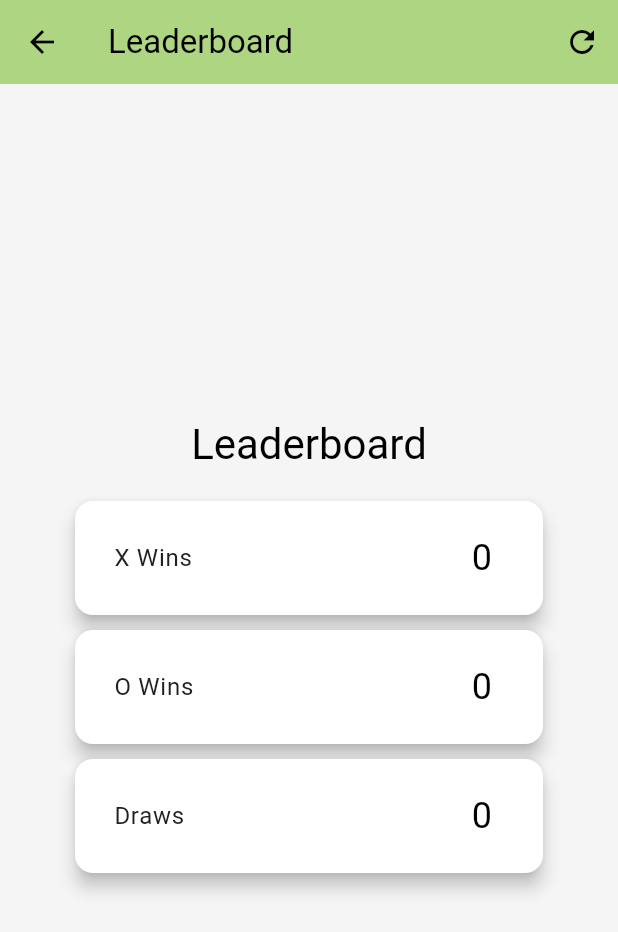
After one commit to harshagnihotri10/MarbleMind, a Flutter app: the GameBoard screen opened directly, after a tap on "Leaderboard", on a phone screen of 412 x 824 dp. The commit adds this screen. Shown: the top 932 px of the screen. Run offline on Flutter 3.47's test engine with Material 3 defaults, Android fonts, the phone set to English and light mode, and no system bars; our stand-ins replace shared_preferences; accounts and stored records are empty.

Commit message:
Implemented Leaderboard and improved gamestats functionality

```diff
--- a/marblemind_app/lib/main.dart
+++ b/marblemind_app/lib/main.dart
@@ -1,5 +1,4 @@
 import 'package:flutter/material.dart';
-import 'screens/game_board.dart';
 import 'screens/main_menu.dart';
 
 void main() {
--- a/marblemind_app/lib/screens/game_board.dart
+++ b/marblemind_app/lib/screens/game_board.dart
@@ -1,12 +1,13 @@
 import 'package:flutter/material.dart';
-import 'package:shared_preferences/shared_preferences.dart';
 import 'dart:async';
 import 'main_menu.dart';
+import 'leaderboard.dart';
 import '../models/cell.dart';
 import '../widgets/game_grid.dart';
 import '../widgets/dialogs.dart';
 import '../utils/timer_utils.dart';
 import '../utils/game_logic.dart';
+import '../utils/stats_manager.dart';
 
 class GameBoard extends StatefulWidget {
   const GameBoard({super.key});
@@ -25,11 +26,7 @@ class GameBoardState extends State<GameBoard> {
   List<Cell> winningCells = [];
 
   GameLogic gameLogic = GameLogic();
-
-  // Add variables for game stats
-  int _xWins = 0;
-  int _oWins = 0;
-  int _draws = 0;
+  StatsManager statsManager = StatsManager();
 
   @override
   void initState() {
@@ -46,50 +43,6 @@ class GameBoardState extends State<GameBoard> {
     setState(() {
       _turnTimeLeft = timeLeft;
     });
-  }
-
-  // Load the statistics from SharedPreferences
-  void _loadStats() async {
-    final prefs = await SharedPreferences.getInstance();
-    setState(() {
-      _xWins = prefs.getInt('xWins') ?? 0;
-      _oWins = prefs.getInt('oWins') ?? 0;
-      _draws = prefs.getInt('draws') ?? 0;
-    });
-  }
-
-  // Save the statistics to SharedPreferences
-  void _saveStats() async {
-    final prefs = await SharedPreferences.getInstance();
-    prefs.setInt('xWins', _xWins);
-    prefs.setInt('oWins', _oWins);
-    prefs.setInt('draws', _draws);
-  }
-
-  // Reset the game state
-  void _resetGameState() {
-    setState(() {
-      for (var row in _grid) {
-        for (var cell in row) {
-          cell.marble = null;
-        }
-      }
-      // Reset all cells
-      currentPlayer = 'X'; // Reset the starting player
-      gameOver = false; // Game is not over
-      winningCells.clear(); // Clear any winning cells from the previous round
-      _turnTimeLeft = 30; // Reset the timer to its original value
-    });
-    startTurnTimer(this); // Restart the timer
-  }
-
-  // Navigate to main menu or exit
-  void _navigateToMainMenu() {
-    Navigator.of(context).pushReplacement(
-
-      MaterialPageRoute(builder: (context) => const MainMenu()),
-
-    );
   }
 
   // Switch turn and reset the timer
@@ -128,8 +81,8 @@ class GameBoardState extends State<GameBoard> {
         gameOver = true;
         stopTurnTimer(this);
         _highlightWinningCells(); // Highlight the winning cells
-        showWinnerDialog(context, winningPlayer,
-            _resetGameState, _navigateToMainMenu); // Show the correct winning player's name
+        showWinnerDialog(context, winningPlayer, _resetGameState,
+            _navigateToMainMenu); // Show the correct winning player's name
         _updateStats(winningPlayer);
       } else if (GameLogic.checkForDraw(_grid)) {
         // New Draw Condition Check
@@ -144,22 +97,43 @@ class GameBoardState extends State<GameBoard> {
     }
   }
 
+  // Reset the game state
+  void _resetGameState() {
+    setState(() {
+      for (var row in _grid) {
+        for (var cell in row) {
+          cell.marble = null;
+        }
+      }
+      // Reset all cells
+      currentPlayer = 'X'; // Reset the starting player
+      gameOver = false; // Game is not over
+      winningCells.clear(); // Clear any winning cells from the previous round
+      _turnTimeLeft = 30; // Reset the timer to its original value
+    });
+
+    setState(() {});      // Refresh UI after resetting stats
+    startTurnTimer(this); // Restart the timer
+  }
+
+  Future<void> _loadStats() async {
+    await statsManager.loadStats();
+    setState(() {}); // Trigger a UI update after loading stats
+  }
+
   // Update the stats based on the result
   void _updateStats(String result) {
-    if (result == 'X') {
-      setState(() {
-        _xWins++;
-      });
-    } else if (result == 'O') {
-      setState(() {
-        _oWins++;
-      });
-    } else {
-      setState(() {
-        _draws++;
-      });
-    }
-    _saveStats(); // Save the updated stats
+    statsManager.updateStats(result);
+    statsManager.saveStats();
+    setState(() {}); // Refresh UI to show updated stats
+  }
+
+  // Stats display section in the UI
+  Widget _buildStatsDisplay() {
+    return Text(
+      'X Wins: ${statsManager.xWins} | O Wins: ${statsManager.oWins} | Draws: ${statsManager.draws}',
+      style: Theme.of(context).textTheme.bodyLarge,
+    );
   }
 
   // Winner and game over check
@@ -171,8 +145,8 @@ class GameBoardState extends State<GameBoard> {
 
   void _showWinnerDialog() {
     stopTurnTimer(this);
-    showWinnerDialog(context, currentPlayer,
-        _resetGameState, _navigateToMainMenu); // Using a dialog widget from dialogs.dart
+    showWinnerDialog(context, currentPlayer, _resetGameState,
+        _navigateToMainMenu); // Using a dialog widget from dialogs.dart
   }
 
   // Method to Show Draw Dialog
@@ -194,8 +168,16 @@ class GameBoardState extends State<GameBoard> {
         });
       }
 
-      showWinnerDialog(context, winningPlayer, _resetGameState, _navigateToMainMenu);
+      showWinnerDialog(
+          context, winningPlayer, _resetGameState, _navigateToMainMenu);
     }
+  }
+
+  // Navigate to main menu or exit
+  void _navigateToMainMenu() {
+    Navigator.of(context).pushReplacement(
+      MaterialPageRoute(builder: (context) => const MainMenu()),
+    );
   }
 
   @override
@@ -226,8 +208,7 @@ class GameBoardState extends State<GameBoard> {
               winningCells: winningCells, // Pass the winning cells to GameGrid
             ),
             const SizedBox(height: 20),
-            // Stats Section
-            Text('X Wins: $_xWins | O Wins: $_oWins | Draws: $_draws'),
+            _buildStatsDisplay(),
             Row(
               mainAxisAlignment: MainAxisAlignment.center,
               children: [
@@ -256,10 +237,10 @@ class GameBoardState extends State<GameBoard> {
                 ElevatedButton(
                   onPressed: () {
                     showConfirmationDialog(
-                        context,
-                        'Confirm Main Menu',
-                        'Are you sure you want to go to the main menu?',
-                        () {
+                      context,
+                      'Confirm Main Menu',
+                      'Are you sure you want to go to the main menu?',
+                      () {
                         _navigateToMainMenu();
                       },
                     );
@@ -276,6 +257,27 @@ class GameBoardState extends State<GameBoard> {
                   ),
                   child: Text('Main Menu'),
                 ),
+                const SizedBox(width: 20),
+                ElevatedButton(
+                  onPressed: () {
+                    Navigator.of(context).push(
+                      MaterialPageRoute(
+                          builder: (context) =>
+                              Leaderboard()), // Navigate to Leaderboard
+                    );
+                  },
+                  style: ElevatedButton.styleFrom(
+                    backgroundColor: Theme.of(context)
+                        .primaryColor, // Button background color
+                    foregroundColor: Colors.white, // Text color
+                    padding: EdgeInsets.symmetric(vertical: 15, horizontal: 25),
+                    shape: RoundedRectangleBorder(
+                      borderRadius: BorderRadius.circular(8), // Rounded corners
+                    ),
+                    elevation: 2, // Slight shadow for depth
+                  ),
+                  child: Text('Leaderboard'),
+                ),
               ],
             ),
           ],
--- /dev/null
+++ b/marblemind_app/lib/screens/leaderboard.dart
@@ -0,0 +1,110 @@
+import 'package:flutter/material.dart';
+import '../utils/stats_manager.dart';
+
+class Leaderboard extends StatefulWidget {
+  const Leaderboard({super.key});
+
+  @override
+  LeaderboardState createState() => LeaderboardState();
+}
+
+class LeaderboardState extends State<Leaderboard> {
+  final StatsManager statsManager = StatsManager();
+
+  @override
+  void initState() {
+    super.initState();
+    _loadStats();
+  }
+
+  // Asynchronously load stats
+  Future<void> _loadStats() async {
+    await statsManager.loadStats();
+    setState(() {}); // Refresh state after loading stats
+  }
+
+  // Reset leaderboard stats to zero
+  void _resetStats() {
+    statsManager.resetStats();
+    setState(() {}); // Save the reset stats
+  }
+
+  @override
+  Widget build(BuildContext context) {
+    return Scaffold(
+      appBar: AppBar(
+        title: const Text('Leaderboard'),
+        actions: [
+          IconButton(
+            icon: Icon(Icons.refresh),
+            onPressed: () {
+              showDialog(
+                context: context,
+                builder: (BuildContext context) {
+                  return AlertDialog(
+                    title: const Text('Reset Leaderboard'),
+                    content: const Text('Are you sure you want to reset the leaderboard?'),
+                    actions: <Widget>[
+                      TextButton(
+                        child: const Text('Cancel'),
+                        onPressed: () {
+                          Navigator.of(context).pop(); // Close the dialog
+                        },
+                      ),
+                      TextButton(
+                        child: const Text('Reset'),
+                        onPressed: () {
+                          _resetStats();
+                          Navigator.of(context).pop(); // Close the dialog
+                        },
+                      ),
+                    ],
+                  );
+                },
+              );
+            },
+          ),
+        ],
+      ),
+      body: Center(
+        child: Column(
+          mainAxisAlignment: MainAxisAlignment.center,
+          children: [
+            Text(
+              'Leaderboard',
+              style: Theme.of(context).textTheme.headlineMedium,
+            ),
+            const SizedBox(height: 20),
+            _buildStatsCard('X Wins', statsManager.xWins),
+            const SizedBox(height: 10),
+            _buildStatsCard('O Wins', statsManager.oWins),
+            const SizedBox(height: 10),
+            _buildStatsCard('Draws', statsManager.draws),
+            const SizedBox(height: 20),
+          ],
+        ),
+      ),
+    );
+  }
+
+  // Helper function to build a card for stats display
+  Widget _buildStatsCard(String label, int value) {
+    return Card(
+      elevation: 5,
+      margin: const EdgeInsets.symmetric(horizontal: 50),
+      child: Padding(
+        padding: const EdgeInsets.all(10.0), // Added padding for better spacing
+        child: ListTile(
+          title: Text(
+            label,
+            style: Theme.of(context).textTheme.bodyLarge,
+          ),
+          trailing: Text(
+            value.toString(),
+            style: Theme.of(context).textTheme.headlineSmall,
+          ),
+        ),
+      ),
+    );
+  }
+}
--- /dev/null
+++ b/marblemind_app/lib/utils/stats_manager.dart
@@ -0,0 +1,46 @@
+import 'package:shared_preferences/shared_preferences.dart';
+
+class StatsManager {
+  int xWins = 0;
+  int oWins = 0;
+  int draws = 0;
+
+  // Load the statistics from SharedPreferences
+  Future<void> loadStats() async {
+    final prefs = await SharedPreferences.getInstance();
+    xWins = prefs.getInt('xWins') ?? 0;
+    oWins = prefs.getInt('oWins') ?? 0;
+    draws = prefs.getInt('draws') ?? 0;
+  }
+
+  // Save the statistics to SharedPreferences
+  Future<void> saveStats() async {
+    final prefs = await SharedPreferences.getInstance();
+    prefs.setInt('xWins', xWins);
+    prefs.setInt('oWins', oWins);
+    prefs.setInt('draws', draws);
+  }
+
+  // Update the stats based on the game result
+  void updateStats(String result) async {
+    if (result == 'X') {
+      xWins++;
+    } else if (result == 'O') {
+      oWins++;
+    } else {
+      draws++;
+    }
+
+    await saveStats();
+  }
+
+  // Reset the statistics
+  Future<void> resetStats() async {
+    // Reset local variables
+    xWins = 0;
+    oWins = 0;
+    draws = 0;
+
+    await saveStats();
+  }
+}
```
Also changed, not shown: marblemind_app/lib/screens/main_menu.dart (+26 -5 lines), marblemind_app/lib/widgets/dialogs.dart (+15 -15 lines).
